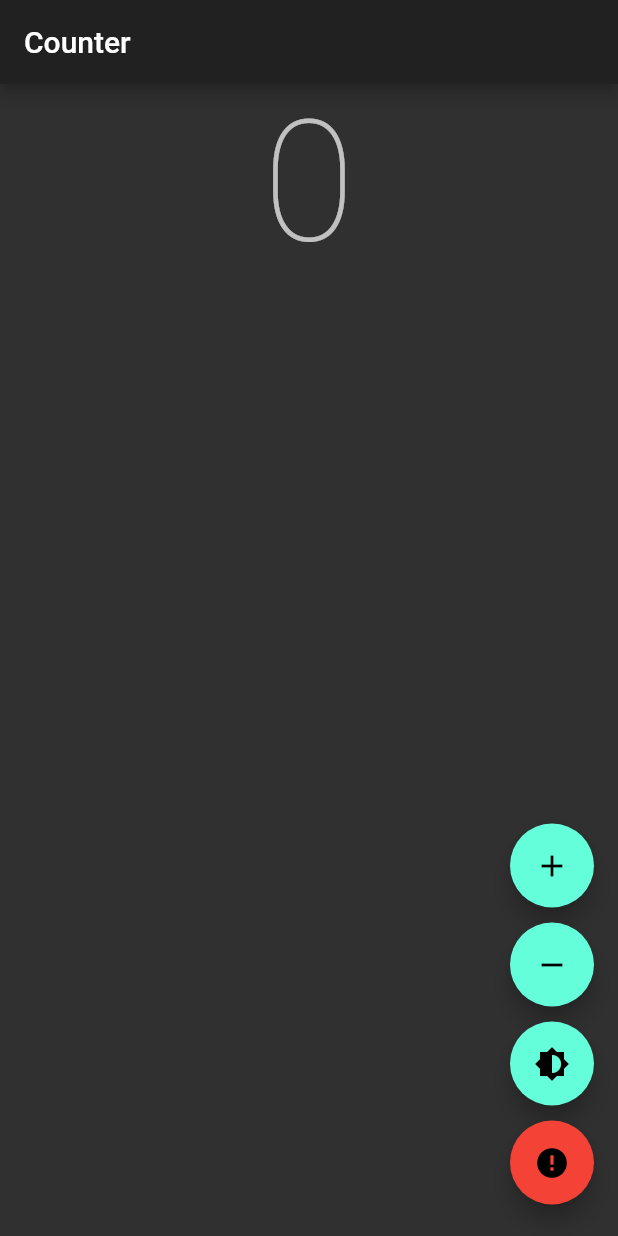
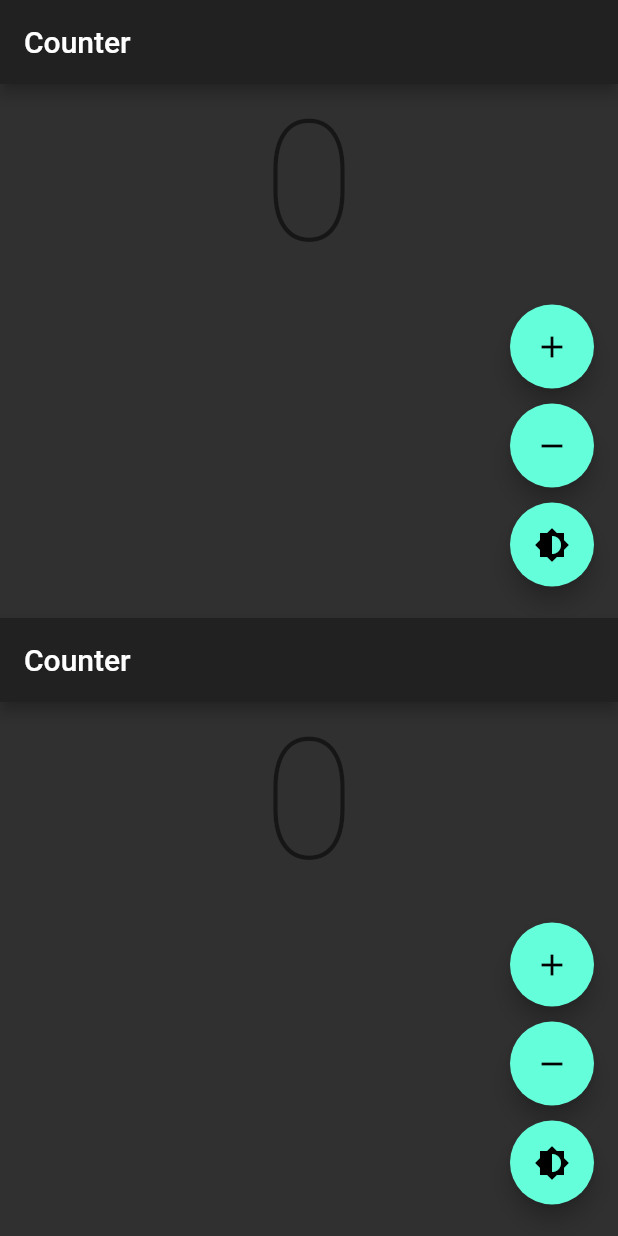
Before and after one commit to sgmsgood/bloc_flutter, a Flutter app: the screen it shows after launch, on a phone screen of 412 x 824 dp. Run offline on Flutter 3.47's test engine with Material 2 defaults, Android fonts, the phone set to English and light mode, and no system bars; our stand-ins replace bloc, flutter_bloc.

```diff
--- a/bloc_flutter_test/lib/main.dart
+++ b/bloc_flutter_test/lib/main.dart
@@ -1,38 +1,17 @@
+import 'dart:developer';
+
+import 'package:bloc/bloc.dart';
 import 'package:flutter/material.dart';
 import 'package:flutter_bloc/flutter_bloc.dart';
 
-class SimpleBlocObserver extends BlocObserver {
-  @override
-  void onEvent(Bloc bloc, Object event) {
-    print(event);
-    super.onEvent(bloc, event);
-  }
-
-  @override
-  void onChange(Cubit cubit, Change change) {
-    print(change);
-    super.onChange(cubit, change);
-  }
-
-  @override
-  void onTransition(Bloc bloc, Transition transition) {
-    print(transition);
-    super.onTransition(bloc, transition);
-  }
-
-  @override
-  void onError(Cubit cubit, Object error, StackTrace stackTrace) {
-    print(error);
-    super.onError(cubit, error, stackTrace);
-  }
-}
-
 void main() {
-  Bloc.observer = SimpleBlocObserver();
   runApp(App());
 }
 
 class App extends StatelessWidget {
+  var _counterCubit1 = CounterCubit();
+  var _counterCubit2 = CounterCubit();
+
   @override
   Widget build(BuildContext context) {
     return BlocProvider(
@@ -42,36 +21,67 @@ class App extends StatelessWidget {
           return MaterialApp(
               theme: theme,
               home: BlocProvider(
-              create: (_) => CounterBloc(),
-              child: CounterPage(),
-              )
+                create: (_) => CounterCubit(),
+                child: Column(
+                  children: [
+                    Expanded(
+                      child: Scaffold(
+                        appBar: AppBar(title: const Text('Counter')),
+                        body: BlocBuilder<CounterCubit, int>(
+                          cubit: _counterCubit1,
+                          builder: (_, count) {
+                            log("@!!count: $count");
+                            return Column(
+                              children: [
+                                Center(
+                                  child: Text('$count',
+                                      style: Theme.of(context)
+                                          .textTheme
+                                          .headline1),
+                                ),
+                              ],
                             );
                           },
-        cubit: ThemeCubit(),
+                        ),
+                        floatingActionButton: CounterPage(),
+                      ),
+                    ),
+                    Expanded(
+                      child: Scaffold(
+                        appBar: AppBar(title: const Text('Counter')),
+                        body: BlocBuilder<CounterCubit, int>(
+                          cubit: _counterCubit2,
+                          builder: (_, count) {
+                            log("@!!count: $count");
+                            return Column(
+                              children: [
+                                Center(
+                                  child: Text('$count',
+                                      style: Theme.of(context)
+                                          .textTheme
+                                          .headline1),
+                                ),
+                              ],
+                            );
+                          },
+                        ),
+                        floatingActionButton: CounterPage(),
+                      ),
+                    ),
+                  ],
+                ),
+              ));
+        },
       ),
     );
   }
 }
 
-class CounterPage extends StatelessWidget {
+class CounterPage extends StatelessWidget{
+
   @override
   Widget build(BuildContext context) {
-    return Scaffold(
-      appBar: AppBar(title: const Text('Counter')),
-      body: BlocBuilder<CounterBloc, int>(
-        builder: (_, count) {
     return Column(
-            children: [
-              Center(
-                child: Text('$count',
-                    style: Theme.of(context).textTheme.headline1),
-              ),
-
-            ],
-          );
-        },
-      ),
-      floatingActionButton: Column(
       crossAxisAlignment: CrossAxisAlignment.end,
       mainAxisAlignment: MainAxisAlignment.end,
       children: <Widget>[
@@ -79,16 +89,18 @@ class CounterPage extends StatelessWidget {
           padding: const EdgeInsets.symmetric(vertical: 5.0),
           child: FloatingActionButton(
             child: const Icon(Icons.add),
-              onPressed: () =>
-                  context.read<CounterBloc>().add(CounterEvent.increment),
+            onPressed: () {
+              context.read<CounterCubit>().increment();
+            },
           ),
         ),
         Padding(
           padding: const EdgeInsets.symmetric(vertical: 5.0),
           child: FloatingActionButton(
             child: const Icon(Icons.remove),
-              onPressed: () =>
-                  context.read<CounterBloc>().add(CounterEvent.decrement),
+            onPressed: () {
+              context.read<CounterCubit>().decrement();
+            },
           ),
         ),
         Padding(
@@ -98,45 +110,17 @@ class CounterPage extends StatelessWidget {
             onPressed: () => context.read<ThemeCubit>().toggleTheme(),
           ),
         ),
-          Padding(
-            padding: const EdgeInsets.symmetric(vertical: 5.0),
-            child: FloatingActionButton(
-              backgroundColor: Colors.red,
-              child: const Icon(Icons.error),
-              onPressed: () => context.read<CounterBloc>().add(null),
-            ),
-          ),
       ],
-      ),
     );
   }
 }
 
-enum CounterEvent {
-  /// Notifies bloc to increment state.
-  increment,
+class CounterCubit extends Cubit<int> {
+  CounterCubit() : super(0);
 
-  /// Notifies bloc to decrement state.
-  decrement
-}
+  void increment() => {log("@!!state: $state"), emit(state + 1)};
 
-class CounterBloc extends Bloc<CounterEvent, int> {
-  /// {@macro counter_bloc}
-  CounterBloc() : super(0);
-
-  @override
-  Stream<int> mapEventToState(CounterEvent event) async* {
-    switch (event) {
-      case CounterEvent.decrement:
-        yield state - 1;
-        break;
-      case CounterEvent.increment:
-        yield state + 1;
-        break;
-      default:
-        addError(Exception('unsupported event'));
-    }
-  }
+  void decrement() => {log("@!!state: $state"), emit(state - 1)};
 }
 
 class ThemeCubit extends Cubit<ThemeData> {
```
Lines whose indentation alone changed are shown as unchanged.
